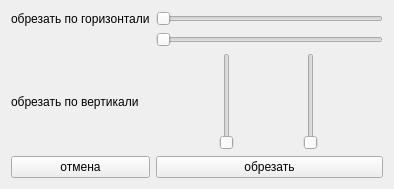
The window that cut_image_mod.ui (FluffyTerror/Photoshop-project) describes before a commit, drawn with Qt 5.
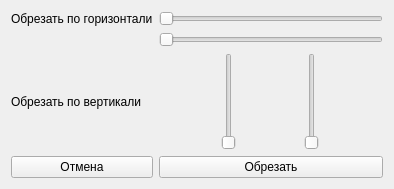
The same window after the commit.

```diff
--- a/cut_image_mod.ui
+++ b/cut_image_mod.ui
@@ -31,28 +31,28 @@
    <item row="2" column="0">
     <widget class="QLabel" name="label_2">
      <property name="text">
-      <string>обрезать по вертикали</string>
+      <string>Обрезать по вертикали</string>
      </property>
     </widget>
    </item>
    <item row="0" column="0">
     <widget class="QLabel" name="label">
      <property name="text">
-      <string>обрезать по горизонтали</string>
+      <string>Обрезать по горизонтали</string>
      </property>
     </widget>
    </item>
    <item row="3" column="0">
     <widget class="QPushButton" name="cut_cancellation">
      <property name="text">
-      <string>отмена</string>
+      <string>Отмена</string>
      </property>
     </widget>
    </item>
    <item row="3" column="1">
     <widget class="QPushButton" name="cut_ok">
      <property name="text">
-      <string>обрезать</string>
+      <string>Обрезать</string>
      </property>
     </widget>
    </item>
```
